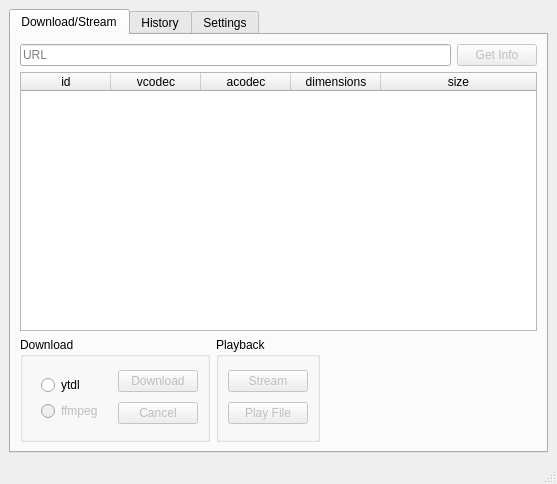
Old version of the form forms/qt_mainwindow_form.ui in the repository mownli/ytdl-qt.
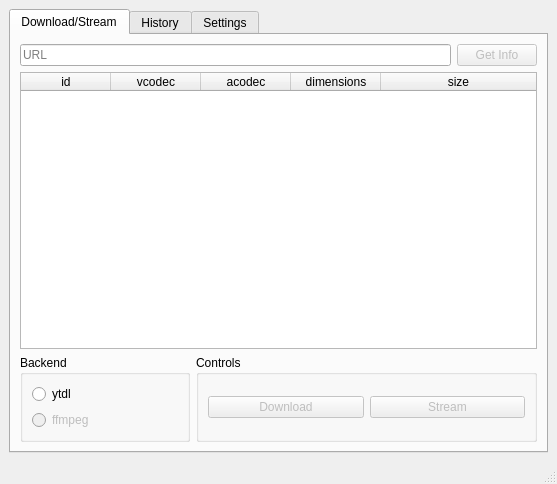
New version of the form.

Commit message: reworked buttons

Patch:
```diff
--- a/forms/qt_mainwindow_form.ui
+++ b/forms/qt_mainwindow_form.ui
@@ -25,127 +25,7 @@
         <string>Download/Stream</string>
        </attribute>
        <layout class="QGridLayout" name="gridLayout_3">
-        <item row="1" column="1">
-         <spacer name="horizontalSpacer">
-          <property name="orientation">
-           <enum>Qt::Horizontal</enum>
-          </property>
-          <property name="sizeHint" stdset="0">
-           <size>
-            <width>40</width>
-            <height>20</height>
-           </size>
-          </property>
-         </spacer>
-        </item>
-        <item row="1" column="0">
-         <widget class="QWidget" name="taskWidget" native="true">
-          <layout class="QHBoxLayout" name="horizontalLayout_4">
-           <property name="leftMargin">
-            <number>0</number>
-           </property>
-           <property name="topMargin">
-            <number>0</number>
-           </property>
-           <property name="rightMargin">
-            <number>0</number>
-           </property>
-           <property name="bottomMargin">
-            <number>0</number>
-           </property>
-           <item>
-            <widget class="QGroupBox" name="dloadBox">
-             <property name="title">
-              <string>Download</string>
-             </property>
-             <layout class="QGridLayout" name="gridLayout_2">
-              <item row="0" column="0">
-               <widget class="QWidget" name="dloadersRadio" native="true">
-                <layout class="QVBoxLayout" name="radioLayout">
-                 <item>
-                  <widget class="QRadioButton" name="ytdlRadio">
-                   <property name="text">
-                    <string>ytdl</string>
-                   </property>
-                  </widget>
-                 </item>
-                 <item>
-                  <widget class="QRadioButton" name="ffmpegRadio">
-                   <property name="enabled">
-                    <bool>false</bool>
-                   </property>
-                   <property name="text">
-                    <string>ffmpeg</string>
-                   </property>
-                  </widget>
-                 </item>
-                </layout>
-               </widget>
-              </item>
-              <item row="0" column="1">
-               <layout class="QVBoxLayout" name="dloadButtonsLayout">
-                <item>
-                 <widget class="QPushButton" name="downloadButton">
-                  <property name="enabled">
-                   <bool>false</bool>
-                  </property>
-                  <property name="text">
-                   <string>Download</string>
-                  </property>
-                 </widget>
-                </item>
-                <item>
-                 <widget class="QPushButton" name="cancelButton">
-                  <property name="enabled">
-                   <bool>false</bool>
-                  </property>
-                  <property name="text">
-                   <string>Cancel</string>
-                  </property>
-                 </widget>
-                </item>
-               </layout>
-              </item>
-             </layout>
-            </widget>
-           </item>
-           <item>
-            <widget class="QGroupBox" name="streamBox">
-             <property name="title">
-              <string>Playback</string>
-             </property>
-             <layout class="QHBoxLayout" name="horizontalLayout">
-              <item>
-               <layout class="QVBoxLayout" name="verticalLayout_4">
-                <item>
-                 <widget class="QPushButton" name="streamButton">
-                  <property name="enabled">
-                   <bool>false</bool>
-                  </property>
-                  <property name="text">
-                   <string>Stream</string>
-                  </property>
-                 </widget>
-                </item>
-                <item>
-                 <widget class="QPushButton" name="playButton">
-                  <property name="enabled">
-                   <bool>false</bool>
-                  </property>
-                  <property name="text">
-                   <string>Play File</string>
-                  </property>
-                 </widget>
-                </item>
-               </layout>
-              </item>
-             </layout>
-            </widget>
-           </item>
-          </layout>
-         </widget>
-        </item>
-        <item row="0" column="0" colspan="2">
+        <item row="0" column="0" colspan="3">
          <widget class="QWidget" name="infoWidget" native="true">
           <layout class="QGridLayout" name="infoLayout">
            <property name="leftMargin">
@@ -245,6 +125,61 @@
           </layout>
          </widget>
         </item>
+        <item row="1" column="0">
+         <widget class="QGroupBox" name="dloadBox">
+          <property name="title">
+           <string>Backend</string>
+          </property>
+          <layout class="QGridLayout" name="gridLayout_2">
+           <item row="1" column="1">
+            <widget class="QRadioButton" name="ffmpegRadio">
+             <property name="enabled">
+              <bool>false</bool>
+             </property>
+             <property name="text">
+              <string>ffmpeg</string>
+             </property>
+            </widget>
+           </item>
+           <item row="0" column="1">
+            <widget class="QRadioButton" name="ytdlRadio">
+             <property name="text">
+              <string>ytdl</string>
+             </property>
+            </widget>
+           </item>
+          </layout>
+         </widget>
+        </item>
+        <item row="1" column="1" colspan="2">
+         <widget class="QGroupBox" name="streamBox">
+          <property name="title">
+           <string>Controls</string>
+          </property>
+          <layout class="QHBoxLayout" name="horizontalLayout">
+           <item>
+            <widget class="QPushButton" name="downloadButton">
+             <property name="enabled">
+              <bool>false</bool>
+             </property>
+             <property name="text">
+              <string>Download</string>
+             </property>
+            </widget>
+           </item>
+           <item>
+            <widget class="QPushButton" name="streamButton">
+             <property name="enabled">
+              <bool>false</bool>
+             </property>
+             <property name="text">
+              <string>Stream</string>
+             </property>
+            </widget>
+           </item>
+          </layout>
+         </widget>
+        </item>
        </layout>
       </widget>
       <widget class="QWidget" name="historyTab">
```
The commit also changes 3 other files.
